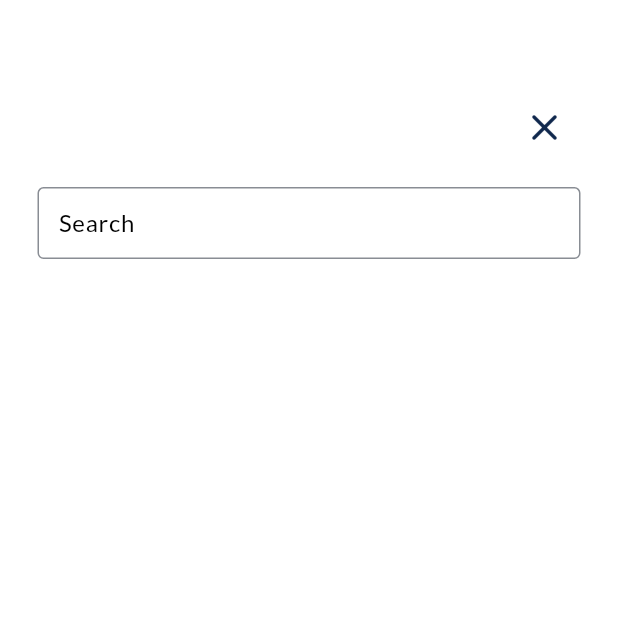
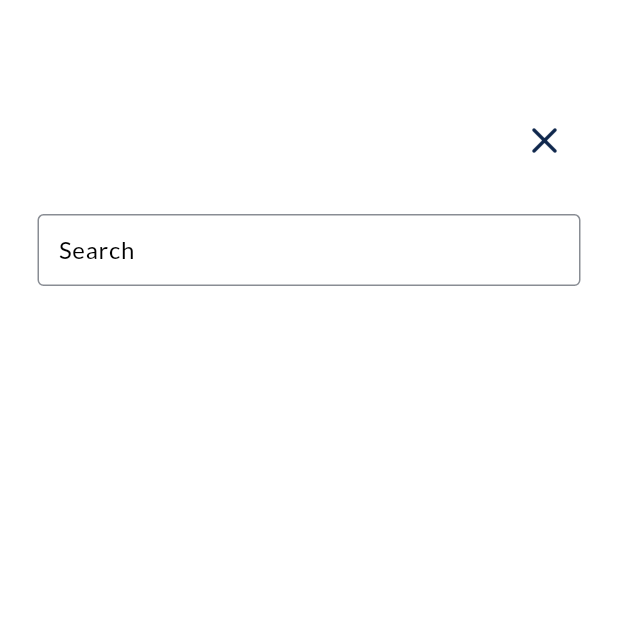
Before and after one commit to Dmitriy1205/lifestyle, a Flutter app: the SearchScreen screen opened directly, on a phone screen of 412 x 824 dp, the top half of it. Run offline on Flutter 3.47's test engine with Material 2 defaults, Android fonts, the phone set to English and light mode, and no system bars; our stand-ins replace bloc, cached_network_image, carousel_slider, cloud_firestore, equatable, firebase_auth and 10 more; accounts and stored records are empty; statements that could not run were skipped.

Commit message:
fixed bug with search_screen transition

```diff
--- a/lib/presentation/widgets/search_screen.dart
+++ b/lib/presentation/widgets/search_screen.dart
@@ -35,10 +35,12 @@ class SearchScreen extends StatelessWidget {
                   SizedBox(
                     height: MediaQuery.of(context).size.height * 0.03,
                   ),
-                  Align(
+                  Padding(
+                    padding: const EdgeInsets.only(bottom: 25),
+                    child: Align(
                       alignment: Alignment.topRight,
                       child: IconButton(
-                      padding: const EdgeInsets.only(bottom: 25),
+
                         onPressed: () {
                           Navigator.pop(context);
                         },
@@ -46,6 +48,7 @@ class SearchScreen extends StatelessWidget {
                           Icons.close_rounded,
                           color: AppColors.contrast,
                           size: 30,
+                        ),
                       ),
                     ),
                   ),
```
Lines whose indentation alone changed are shown as unchanged.
